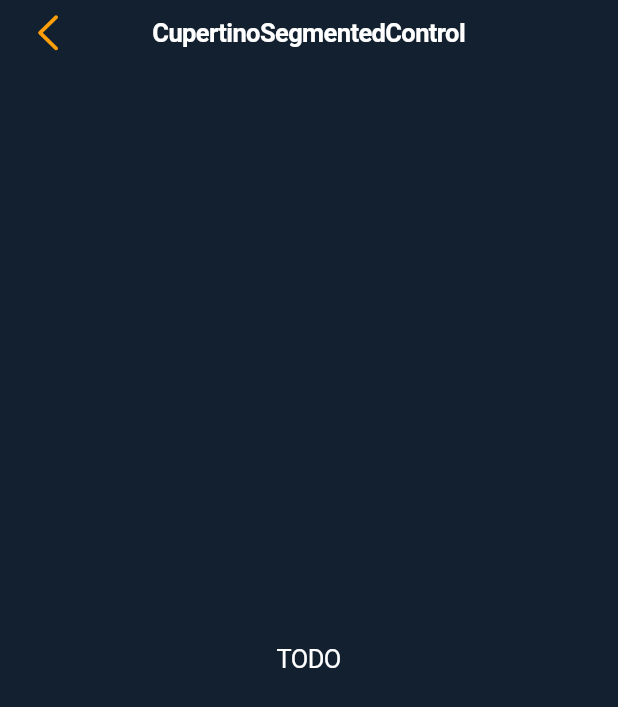
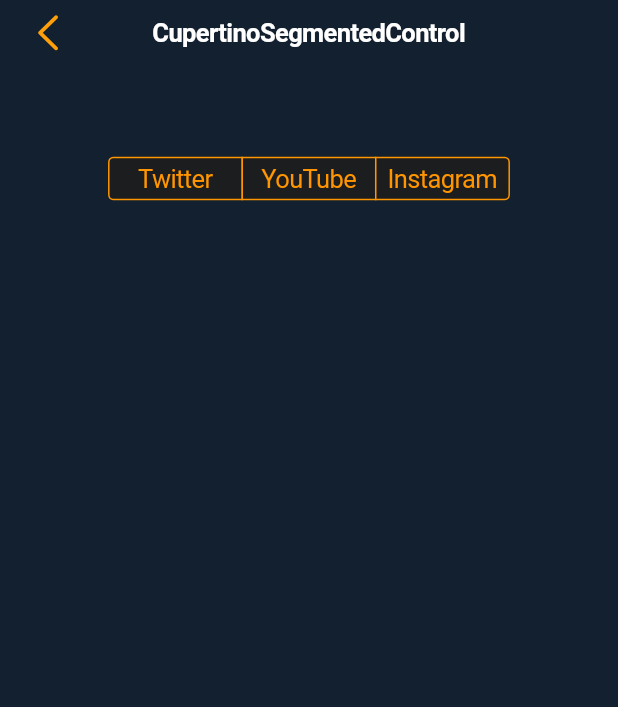
Before and after one commit to prostakov/flutter-testing, a Flutter app: the Cupertino14SegmentedControlScreen screen opened by its route, on a phone screen of 412 x 824 dp. Shown: the top 707 px of the screen. Run offline on Flutter 3.47's test engine with Material 2 defaults, Android fonts, the phone set to English and light mode, and no system bars; our stand-ins replace carousel_slider, flutter_bloc, flutter_phoenix, flutter_rating_bar, google_maps_flutter, image_picker and 4 more; missing offline and left inert: devicelocale, grouped_buttons; accounts and stored records are empty.

Commit message:
Fix cupertino14SegmentedControlScreen.dart

```diff
--- a/cupertino_test/lib/screens/cupertino14SegmentedControlScreen.dart
+++ b/cupertino_test/lib/screens/cupertino14SegmentedControlScreen.dart
@@ -1,5 +1,6 @@
 import 'package:cupertino_test/widgets/default_header.dart';
 import 'package:flutter/cupertino.dart';
+import 'package:flutter/material.dart';
 
 class Cupertino14SegmentedControlScreen extends StatefulWidget {
   @override
@@ -7,11 +8,42 @@
 }
 
 class _Cupertino14SegmentedControlScreenState extends State<Cupertino14SegmentedControlScreen> {
+  String? _currentText = null;
   @override
   Widget build(BuildContext context) {
     return CupertinoPageScaffold(
       navigationBar: DefaultHeader(title: 'CupertinoSegmentedControl'),
-      child: Center(child: Text('TODO')),
+      child: Center(
+        child: Column(
+          children: [
+            const SizedBox(height: 50),
+            CupertinoSegmentedControl(
+              groupValue: _currentText,
+              selectedColor: CupertinoColors.systemOrange,
+              unselectedColor: CupertinoTheme.of(context).barBackgroundColor,
+              borderColor: CupertinoColors.activeOrange,
+              pressedColor: CupertinoColors.systemOrange.withOpacity(0.5),
+              children: {
+                "Twitter": Container(
+                  child: Text("Twitter"),
+                  padding: EdgeInsets.symmetric(horizontal: 8, vertical: 2),
+                ),
+                "YouTube": Container(
+                  child: Text("YouTube"),
+                  padding: EdgeInsets.symmetric(horizontal: 8, vertical: 2),
+                ),
+                "Instagram": Container(
+                  child: Text("Instagram"),
+                  padding: EdgeInsets.symmetric(horizontal: 8, vertical: 2),
+                ),
+              },
+              onValueChanged: (String value) => setState(() => _currentText = value),
+            ),
+            const SizedBox(height: 50),
+            _currentText != null ? Text(_currentText!, style: TextStyle(fontSize: 20)) : Container(),
+          ],
+        ),
+      ),
     );
   }
 }
```
